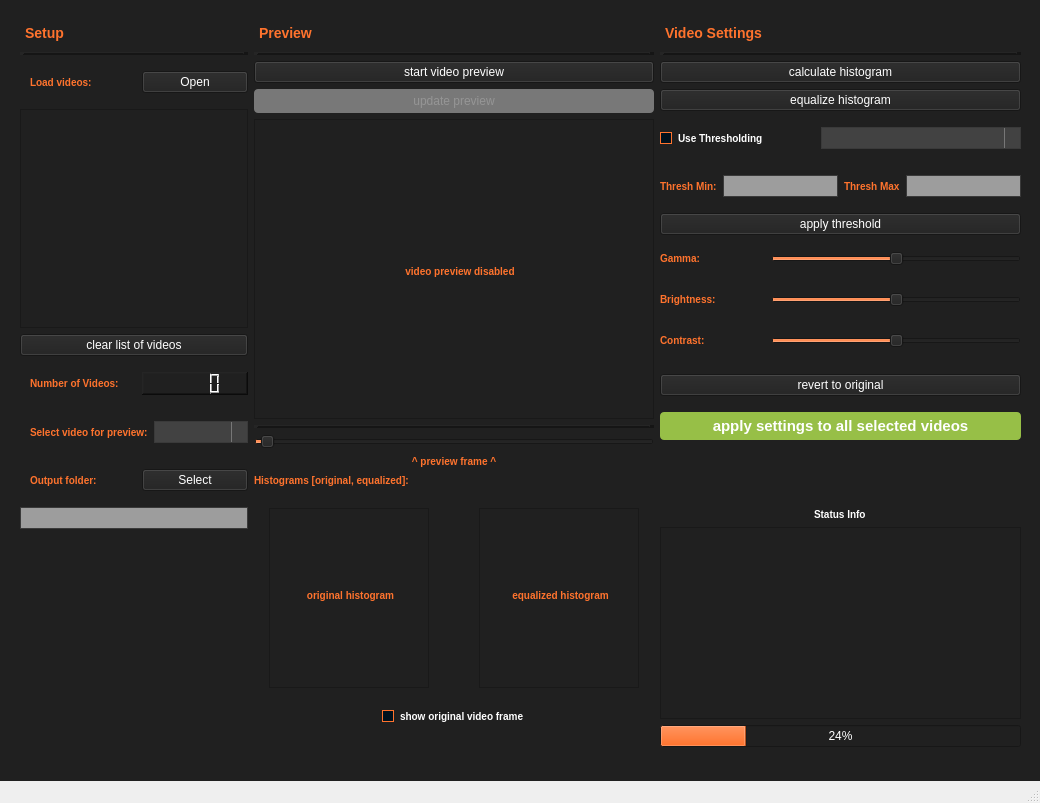
This is qt_gui/videoEnhancer.ui in JojoReikun/VideoSmith as Qt 5 draws it before an edit. The edited form follows.
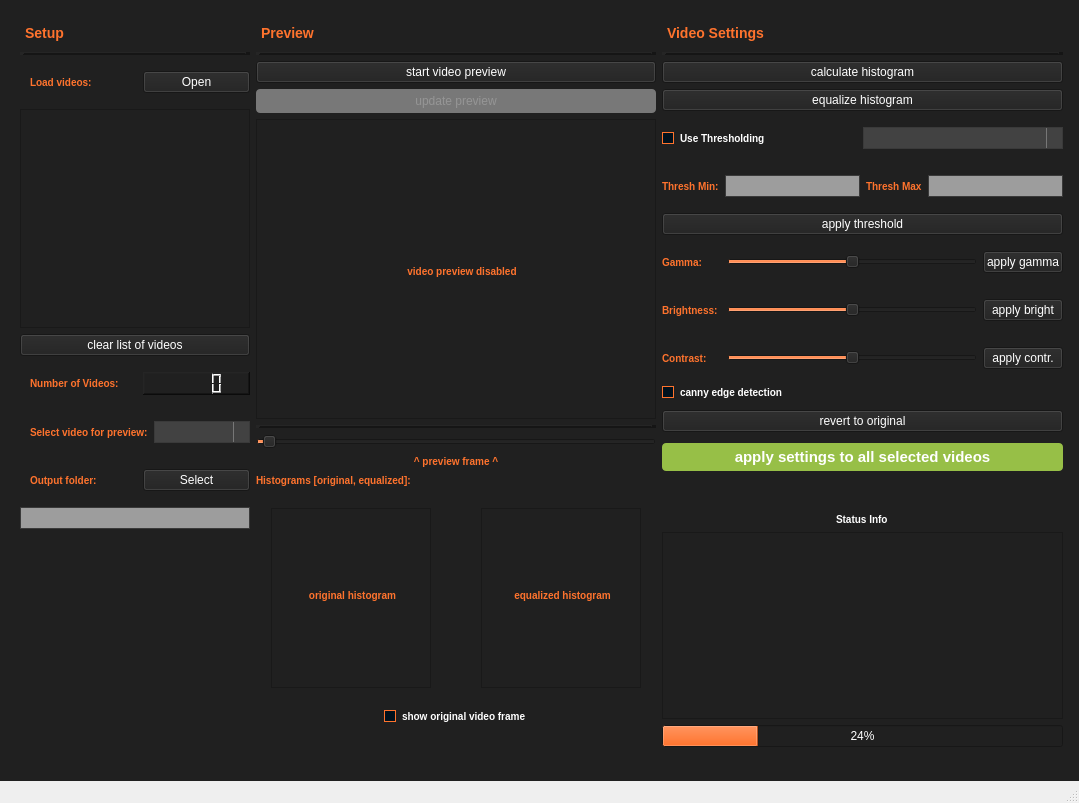
This is the edited form. Icons and pictures are not drawn.

Commit message: added functionality that settings can be added onto each other with self.preview_image, added canny edge detection

What changed in the file:
```diff
--- a/qt_gui/videoEnhancer.ui
+++ b/qt_gui/videoEnhancer.ui
@@ -6,7 +6,7 @@
    <rect>
     <x>0</x>
     <y>0</y>
-    <width>1040</width>
+    <width>1079</width>
     <height>803</height>
    </rect>
   </property>
@@ -744,7 +744,7 @@
      <rect>
       <x>10</x>
       <y>10</y>
-      <width>1021</width>
+      <width>1063</width>
       <height>747</height>
      </rect>
     </property>
@@ -1503,6 +1503,13 @@
            </property>
           </widget>
          </item>
+         <item>
+          <widget class="QPushButton" name="right_pushButton_applyGamma">
+           <property name="text">
+            <string>apply gamma</string>
+           </property>
+          </widget>
+         </item>
         </layout>
        </item>
        <item>
@@ -1545,6 +1552,13 @@
            </property>
           </widget>
          </item>
+         <item>
+          <widget class="QPushButton" name="right_pushButton_applyBright">
+           <property name="text">
+            <string>apply bright</string>
+           </property>
+          </widget>
+         </item>
         </layout>
        </item>
        <item>
@@ -1587,8 +1601,22 @@
            </property>
           </widget>
          </item>
+         <item>
+          <widget class="QPushButton" name="right_pushButton_applyContr">
+           <property name="text">
+            <string>apply contr.</string>
+           </property>
+          </widget>
+         </item>
         </layout>
        </item>
+       <item>
+        <widget class="QCheckBox" name="right_checkBox_cannyEdgeDetector">
+         <property name="text">
+          <string>canny edge detection</string>
+         </property>
+        </widget>
+       </item>
        <item>
         <spacer name="verticalSpacer_8">
          <property name="orientation">
```
Left out of the diff: 2 changed lines with no effect on the pictures. The commit also changes 8 other files.
